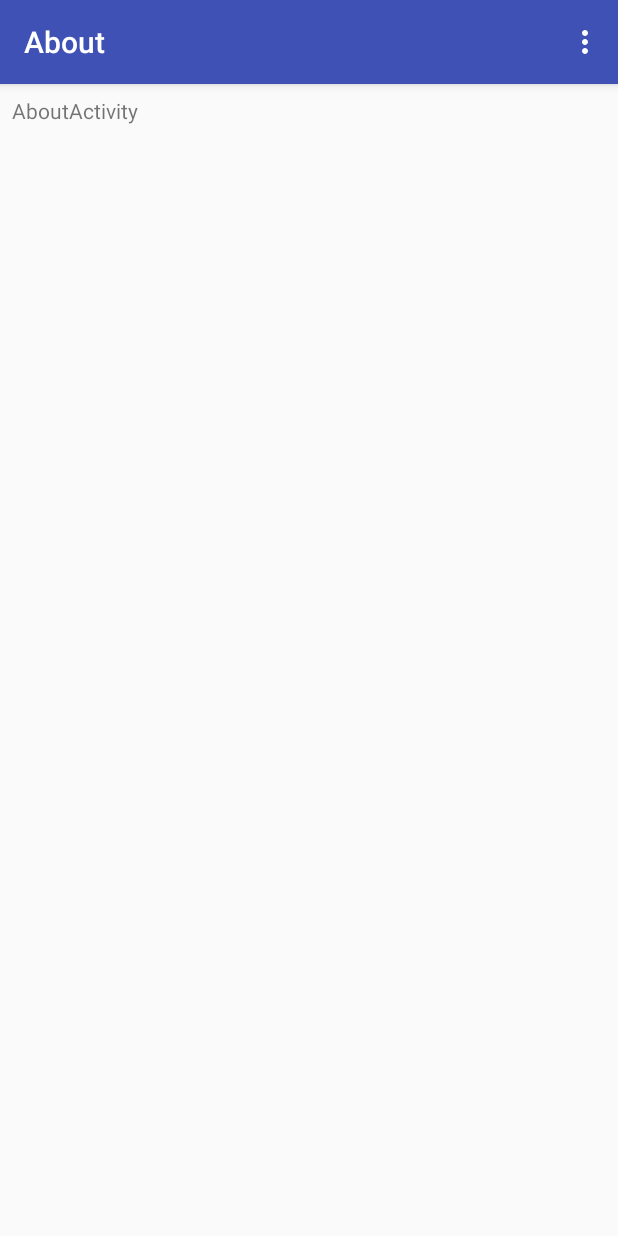
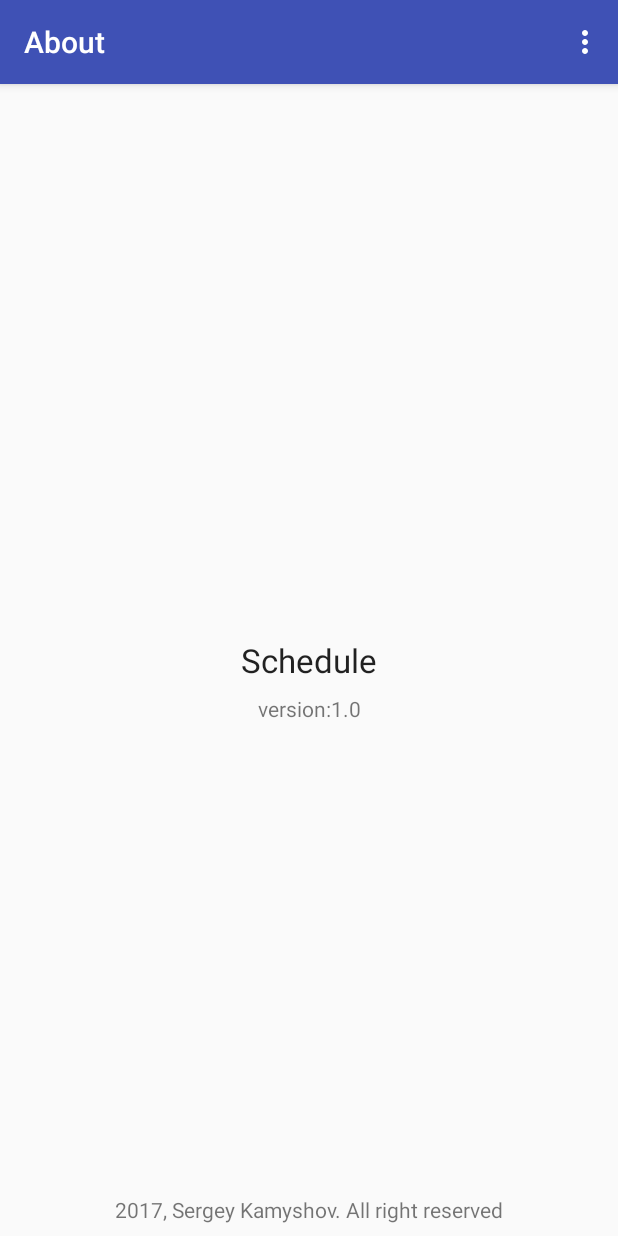
Before and after one commit to sergeykamyshov/HomeTasks, an Android app: the AboutActivity screen opened directly, with no data from a screen before it, on a phone screen of 412 x 824 dp. Run offline under Robolectric (Android 15) with nearby library versions, the phone set to English and light mode, and no system bars.

Commit message:
Сделал визуальную форму и заполнение версии на экрана "О приложении"

```diff
--- a/Schedule/app/src/main/java/ru/sergeykamyshov/schedule/AboutActivity.java
+++ b/Schedule/app/src/main/java/ru/sergeykamyshov/schedule/AboutActivity.java
@@ -5,7 +5,11 @@ import android.os.Bundle;
 import android.support.annotation.Nullable;
 import android.view.Menu;
 import android.view.MenuItem;
+import android.widget.TextView;
 
+/**
+ * Класс отвечает за обработку на экране "О приложении"
+ */
 public class AboutActivity extends BaseActivity {
 
     @Override
@@ -14,6 +18,9 @@ public class AboutActivity extends BaseActivity {
         setContentView(R.layout.activity_about);
 
         setActionBarTitle(getString(R.string.action_bar_title_about));
+
+        TextView version = (TextView) findViewById(R.id.text_version_name);
+        version.setText(version.getText() + BuildConfig.VERSION_NAME);
     }
 
     @Override
--- a/Schedule/app/src/main/res/layout/activity_about.xml
+++ b/Schedule/app/src/main/res/layout/activity_about.xml
@@ -6,12 +6,42 @@
     android:layout_height="match_parent">
 
     <TextView
-        android:id="@+id/textView"
+        android:id="@+id/text_app_name"
+        style="@android:style/TextAppearance.Large"
+        android:layout_width="wrap_content"
+        android:layout_height="wrap_content"
+        android:layout_marginBottom="8dp"
+        android:layout_marginLeft="8dp"
+        android:layout_marginRight="8dp"
+        android:layout_marginTop="8dp"
+        android:text="@string/app_name"
+        app:layout_constraintBottom_toBottomOf="parent"
+        app:layout_constraintLeft_toLeftOf="parent"
+        app:layout_constraintRight_toRightOf="parent"
+        app:layout_constraintTop_toTopOf="parent"/>
+
+    <TextView
+        android:id="@+id/text_version_name"
         android:layout_width="wrap_content"
         android:layout_height="wrap_content"
         android:layout_marginLeft="8dp"
+        android:layout_marginRight="8dp"
         android:layout_marginTop="8dp"
-        android:text="AboutActivity"
+        android:text="@string/about_version"
         app:layout_constraintLeft_toLeftOf="parent"
-        app:layout_constraintTop_toTopOf="parent"/>
+        app:layout_constraintRight_toRightOf="parent"
+        app:layout_constraintTop_toBottomOf="@+id/text_app_name"/>
+
+    <TextView
+        android:id="@+id/text_copyright"
+        android:layout_width="wrap_content"
+        android:layout_height="wrap_content"
+        android:layout_marginBottom="8dp"
+        android:layout_marginLeft="8dp"
+        android:layout_marginRight="8dp"
+        android:text="@string/about_copyright"
+        app:layout_constraintBottom_toBottomOf="parent"
+        app:layout_constraintLeft_toLeftOf="parent"
+        app:layout_constraintRight_toRightOf="parent"/>
+
 </android.support.constraint.ConstraintLayout>
--- a/Schedule/app/src/main/res/values/strings.xml
+++ b/Schedule/app/src/main/res/values/strings.xml
@@ -26,6 +26,10 @@
     <string name="detail_district_title">District</string>
     <string name="detail_country_title">Country</string>
 
+    <!--Экран "О приложении"-->
+    <string name="about_version">version: </string>
+    <string name="about_copyright">2017, Sergey Kamyshov. All right reserved</string>
+
     <!--Сообщения об ошибках-->
     <string name="error_request_code_not_identified">Request code not identified: </string>
 </resources>
```
